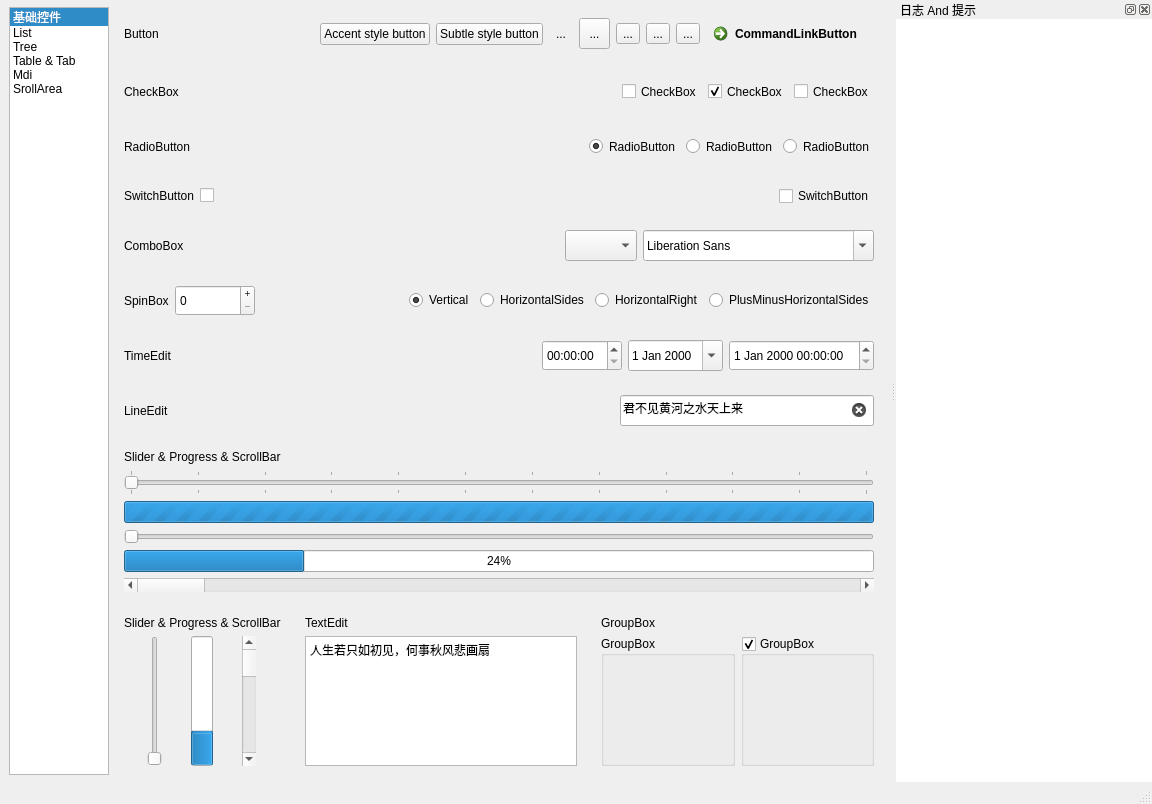
Before: the Qt Designer form mainwindow.ui in XHY-ChuJian/FluentUIStyle, drawn with Qt 5.
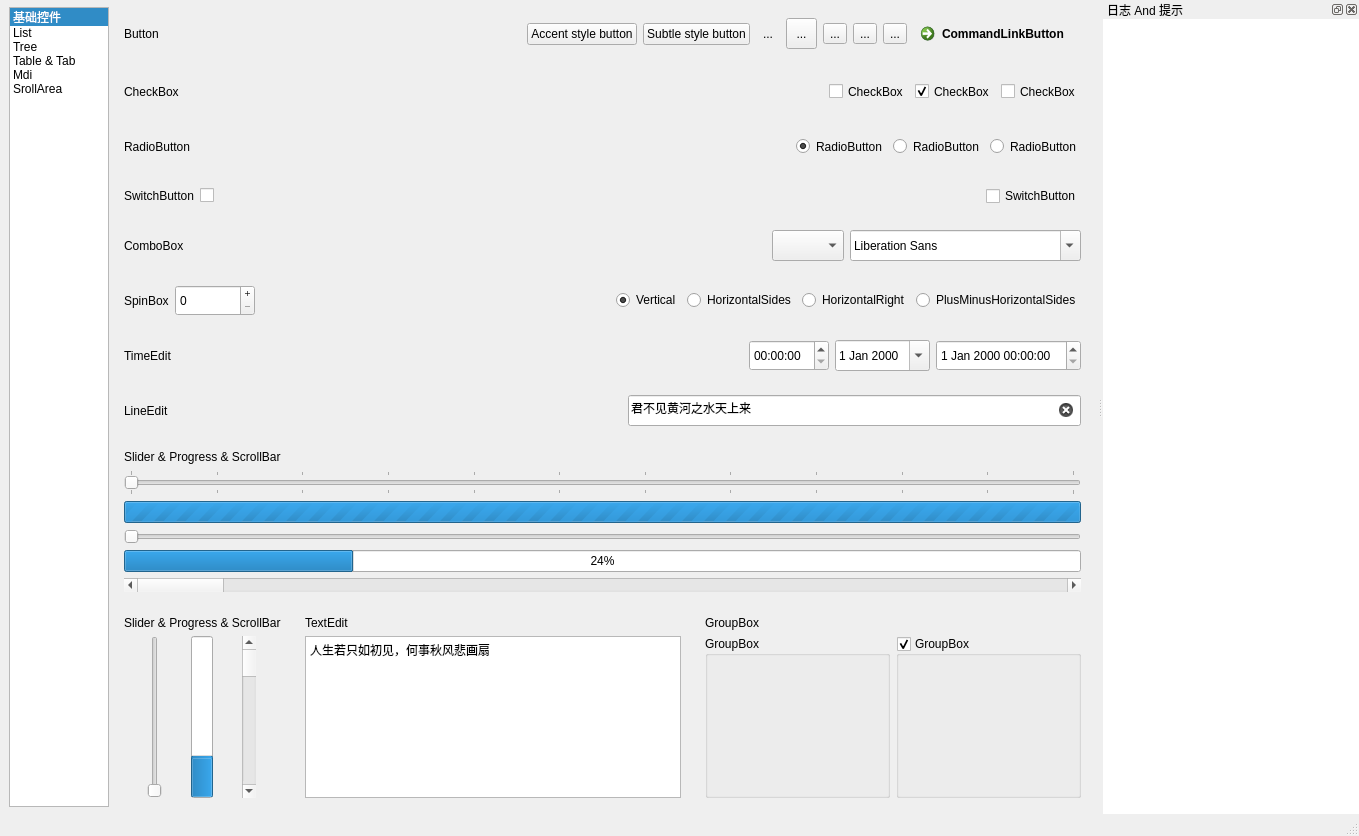
After: the same form once the commit is applied.

Commit message: feat(ui): 更新控件绘制方法并调整主窗口尺寸

```diff
--- a/mainwindow.ui
+++ b/mainwindow.ui
@@ -6,8 +6,8 @@
    <rect>
     <x>0</x>
     <y>0</y>
-    <width>1152</width>
-    <height>804</height>
+    <width>1359</width>
+    <height>836</height>
    </rect>
   </property>
   <property name="windowTitle">
```
Left out of the diff: 2 changed lines with no effect on the pictures. The commit also changes 3 other files.
